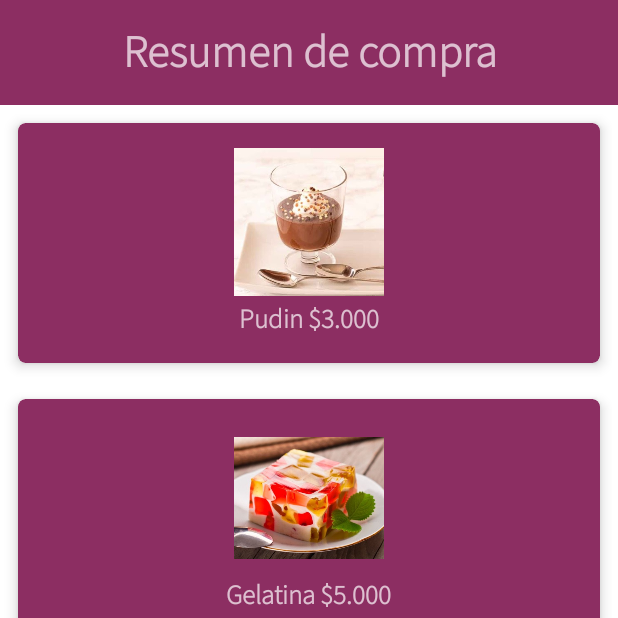
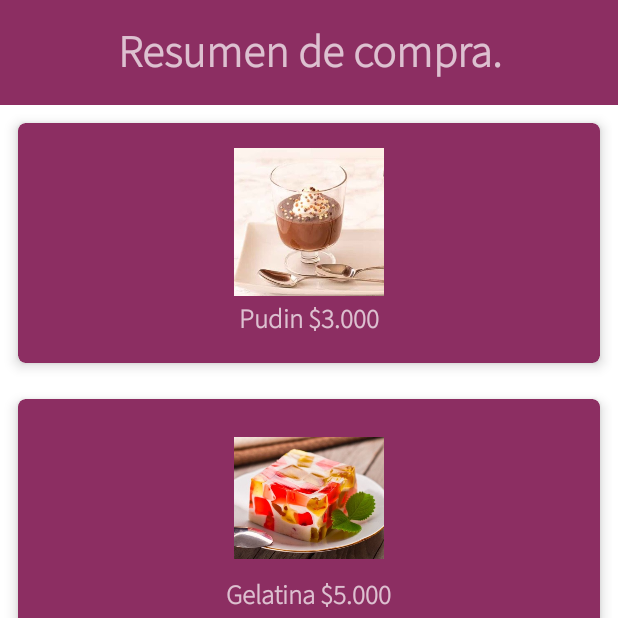
Before and after one commit to isabellalopezs/tiendaderosita, an Android app: the CarritoFragment screen opened through its navigation route, on a phone screen of 412 x 824 dp, the top half of it. Run offline under Robolectric (Android 15) with nearby library versions, the phone set to English and light mode, and no system bars.

Commit message:
Actualizacion rama jhonatan

```diff
--- a/app/src/main/res/layout/fragment_carrito.xml
+++ b/app/src/main/res/layout/fragment_carrito.xml
@@ -26,7 +26,7 @@
                 android:layout_height="70dp"
                 android:fontFamily="@font/sourcesanstreslight"
                 android:gravity="center"
-                android:text="Resumen de compra"
+                android:text="Resumen de compra."
                 android:textSize="30dp"
                 android:textStyle="bold" />
         </RelativeLayout>
```
Also changed, not shown: 153 other files.
